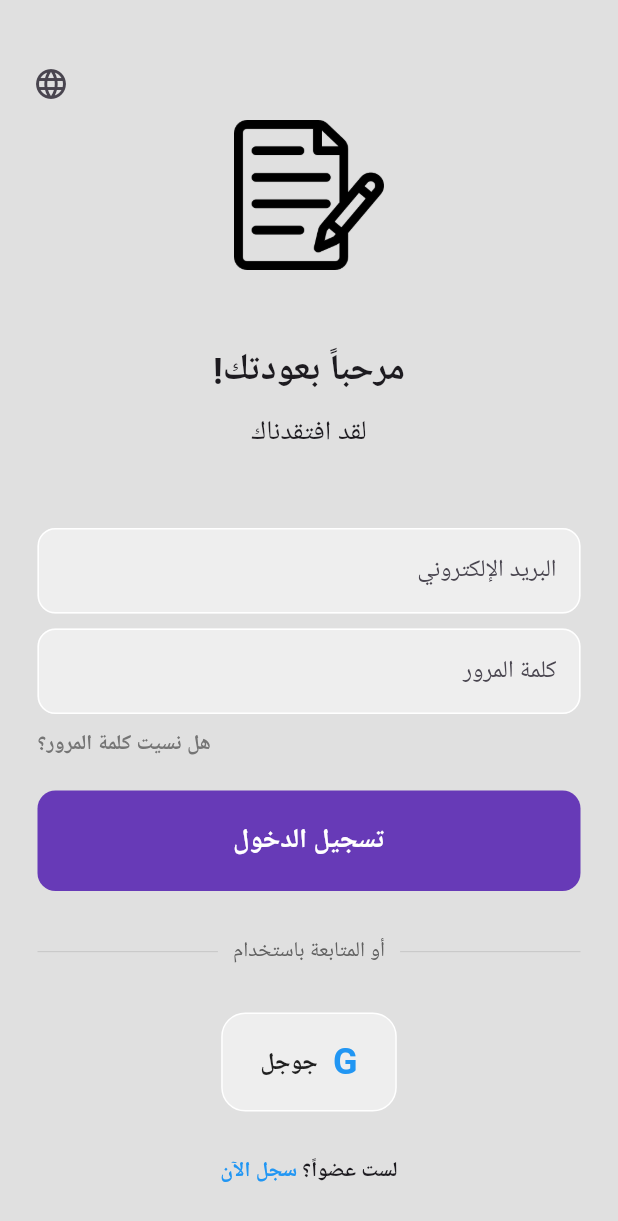
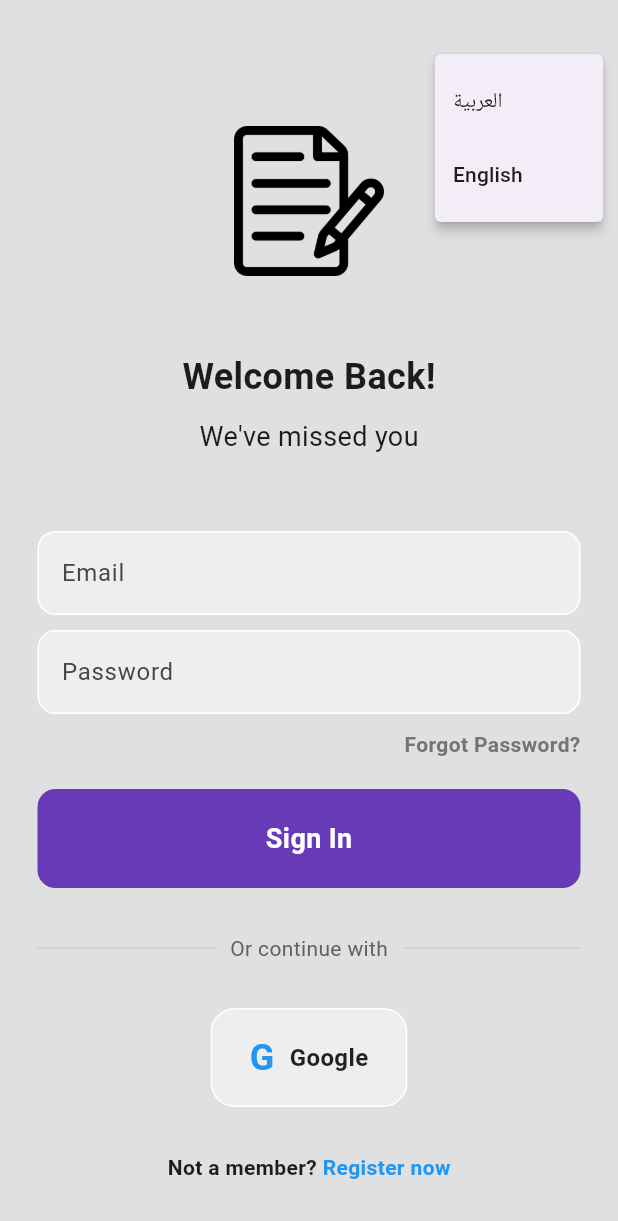
Before and after one commit to MohamedFares09/Firebase-Advanced, a Flutter app: the screen it shows after launch, after a tap on the "language" icon, on a phone screen of 412 x 824 dp. Shown: the top 1221 px of the screen. Run offline on Flutter 3.47's test engine with Material 3 defaults, Android fonts, the phone set to English and light mode, and no system bars; our stand-ins replace firebase_auth, firebase_core, fluttertoast; accounts and stored records are empty.

Commit message:
add localization home page

```diff
--- a/lib/auth/login_page.dart
+++ b/lib/auth/login_page.dart
@@ -67,16 +67,21 @@ class _LoginPageState extends State<LoginPage> {
                   Row(
                     mainAxisAlignment: MainAxisAlignment.end,
                     children: [
-                      IconButton(
-                        onPressed: () {
-                          final currentLocale = Localizations.localeOf(context);
-                          if (currentLocale.languageCode == 'en') {
-                            MyApp.setLocale(context, const Locale('ar', ''));
-                          } else {
-                            MyApp.setLocale(context, const Locale('en', ''));
-                          }
+                      PopupMenuButton<String>(
+                        icon: const Icon(Icons.language),
+                        onSelected: (String languageCode) {
+                          MyApp.setLocale(context, Locale(languageCode, ''));
                         },
-                        icon: const Icon(Icons.language),
+                        itemBuilder: (BuildContext context) => <PopupMenuEntry<String>>[
+                          const PopupMenuItem<String>(
+                            value: 'ar',
+                            child: Text('العربية'),
+                          ),
+                          const PopupMenuItem<String>(
+                            value: 'en',
+                            child: Text('English'),
+                          ),
+                        ],
                       ),
                       const SizedBox(width: 10),
                     ],
--- a/lib/home/home_page.dart
+++ b/lib/home/home_page.dart
@@ -1,4 +1,5 @@
 import 'package:firebase_advanced/auth/login_page.dart';
+import 'package:firebase_advanced/l10n/app_localizations.dart';
 import 'package:firebase_auth/firebase_auth.dart';
 import 'package:flutter/material.dart';
 
@@ -7,6 +8,7 @@ class HomePage extends StatelessWidget {
 
   @override
   Widget build(BuildContext context) {
+    final l10n = AppLocalizations.of(context)!;
     return Scaffold(
       appBar: AppBar(
         actions: [
@@ -21,9 +23,9 @@ class HomePage extends StatelessWidget {
             icon: Icon(Icons.logout),
           ),
         ],
-        title: const Text('Home Page'),
+        title: Text(l10n.homePageTitle),
       ),
-      body: Column(children: [Center(child: Text('Welcome'))]),
+      body: Column(children: [Center(child: Text(l10n.welcomeMessage))]),
     );
   }
 }
--- a/lib/l10n/app_ar.arb
+++ b/lib/l10n/app_ar.arb
@@ -24,5 +24,7 @@
   "signUpButton": "تسجيل حساب",
   "emailVerificationSent": "تم إرسال بريد التحقق",
   "iAmAMember": "أنا عضو بالفعل!",
-  "loginNow": " تسجيل الدخول"
+  "loginNow": " تسجيل الدخول",
+  "homePageTitle": "الصفحة الرئيسية",
+  "welcomeMessage": "مرحباً بكم"
 }
--- a/lib/l10n/app_en.arb
+++ b/lib/l10n/app_en.arb
@@ -24,5 +24,7 @@
   "signUpButton": "Sign Up",
   "emailVerificationSent": "Email Verification Sent",
   "iAmAMember": "I am a member!",
-  "loginNow": " Login now"
+  "loginNow": " Login now",
+  "homePageTitle": "Home Page",
+  "welcomeMessage": "Welcome"
 }
--- a/lib/l10n/app_localizations.dart
+++ b/lib/l10n/app_localizations.dart
@@ -247,6 +247,18 @@ abstract class AppLocalizations {
   /// In en, this message translates to:
   /// **' Login now'**
   String get loginNow;
+
+  /// No description provided for @homePageTitle.
+  ///
+  /// In en, this message translates to:
+  /// **'Home Page'**
+  String get homePageTitle;
+
+  /// No description provided for @welcomeMessage.
+  ///
+  /// In en, this message translates to:
+  /// **'Welcome'**
+  String get welcomeMessage;
 }
 
 class _AppLocalizationsDelegate
--- a/lib/l10n/app_localizations_ar.dart
+++ b/lib/l10n/app_localizations_ar.dart
@@ -84,4 +84,10 @@ class AppLocalizationsAr extends AppLocalizations {
 
   @override
   String get loginNow => ' تسجيل الدخول';
+
+  @override
+  String get homePageTitle => 'الصفحة الرئيسية';
+
+  @override
+  String get welcomeMessage => 'مرحباً بكم';
 }
--- a/lib/l10n/app_localizations_en.dart
+++ b/lib/l10n/app_localizations_en.dart
@@ -84,4 +84,10 @@ class AppLocalizationsEn extends AppLocalizations {
 
   @override
   String get loginNow => ' Login now';
+
+  @override
+  String get homePageTitle => 'Home Page';
+
+  @override
+  String get welcomeMessage => 'Welcome';
 }
```
